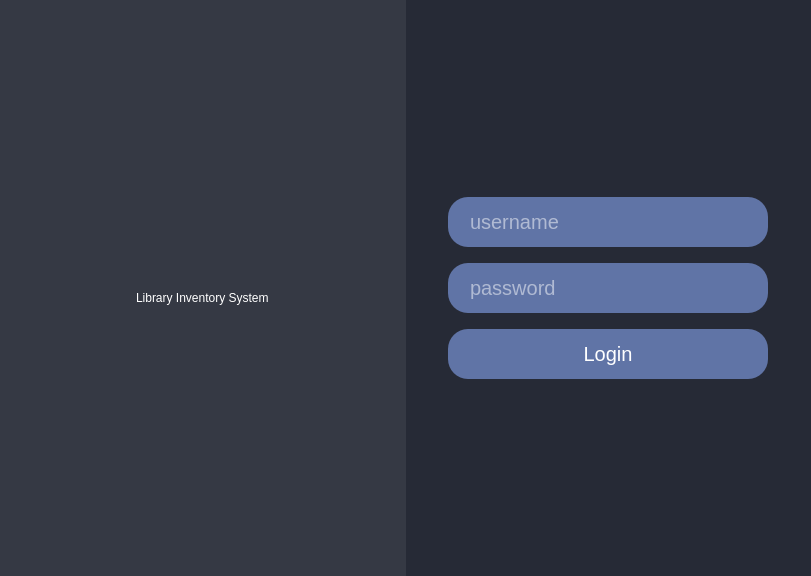
kentoroceo/Library-Inventory-System, file Resources/Login.ui: the form before one commit.
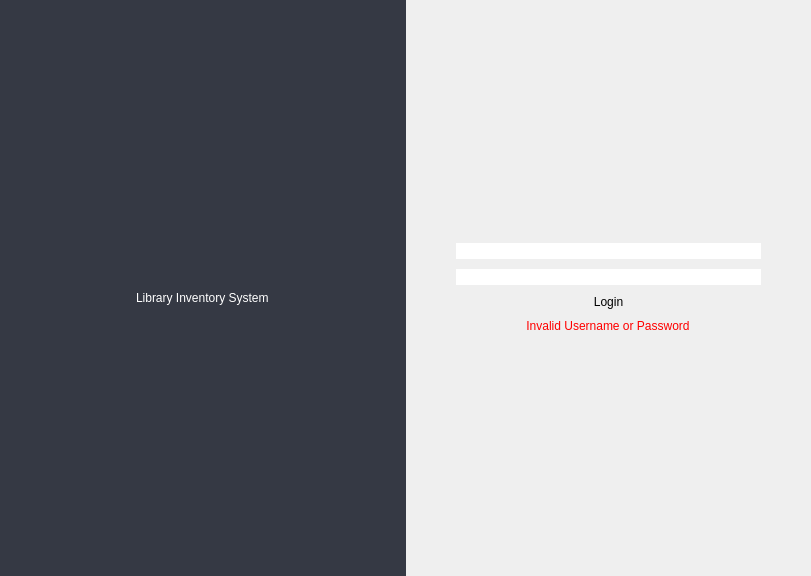
The form after the commit. Icons and pictures are not drawn.

The edit to the form file:
```diff
--- a/Resources/Login.ui
+++ b/Resources/Login.ui
@@ -186,7 +186,7 @@
            </layout>
           </widget>
          </item>
-         <item>
+         <item alignment="Qt::AlignVCenter">
           <widget class="QFrame" name="LoginFrame">
            <property name="sizePolicy">
             <sizepolicy hsizetype="Expanding" vsizetype="Expanding">
@@ -195,76 +195,43 @@
             </sizepolicy>
            </property>
            <property name="styleSheet">
-            <string notr="true">background-color: rgb(38, 42, 54);</string>
+            <string notr="true">QFrame{
+	border-style:none;
+}
+QLineEdit {
+	color: rgb(255, 255, 255);
+}
+</string>
            </property>
            <property name="frameShape">
-            <enum>QFrame::StyledPanel</enum>
+            <enum>QFrame::NoFrame</enum>
            </property>
            <property name="frameShadow">
-            <enum>QFrame::Raised</enum>
+            <enum>QFrame::Plain</enum>
            </property>
-           <layout class="QGridLayout" name="gridLayout_5">
+           <property name="lineWidth">
+            <number>0</number>
+           </property>
+           <layout class="QVBoxLayout" name="verticalLayout_2">
+            <property name="spacing">
+             <number>10</number>
+            </property>
             <property name="leftMargin">
-             <number>0</number>
+             <number>50</number>
             </property>
             <property name="topMargin">
              <number>0</number>
             </property>
             <property name="rightMargin">
-             <number>0</number>
+             <number>50</number>
             </property>
             <property name="bottomMargin">
              <number>0</number>
             </property>
-            <property name="spacing">
-             <number>0</number>
-            </property>
-            <item row="0" column="0">
-             <widget class="QFrame" name="LoginForm">
-              <property name="sizePolicy">
-               <sizepolicy hsizetype="Preferred" vsizetype="Fixed">
-                <horstretch>0</horstretch>
-                <verstretch>0</verstretch>
-               </sizepolicy>
-              </property>
-              <property name="styleSheet">
-               <string notr="true">QLineEdit{
-	background-color:rgb(96, 116, 166);
-	border-color: rgb(96, 116, 166);
-	border-radius:20px;
-	color:white;
-	height: 50px;
-	width: 280px;
-	margin-bottom: 10px;
-	font-size:20px;
-    textMargins: 10px;
-	padding-left: 20px;
-	padding-right:20px;
-}
-
-QPushButton{
-	height: 50px;
-	width: 280px;
-	background-color:rgb(96, 116, 166);
-	color:white;
-	border-color:rgb(96, 116, 166);
-	border-radius:20px;
-	padding-left: 20px;
-	padding-right:20px;
-	font-size:20px;
-}</string>
-              </property>
-              <property name="frameShape">
-               <enum>QFrame::StyledPanel</enum>
-              </property>
-              <property name="frameShadow">
-               <enum>QFrame::Raised</enum>
-              </property>
-              <layout class="QVBoxLayout" name="verticalLayout_3">
-               <item alignment="Qt::AlignHCenter">
+            <item>
                 <widget class="QLineEdit" name="UsernameLineEdit">
                  <property name="sizePolicy">
-                  <sizepolicy hsizetype="Fixed" vsizetype="Fixed">
+               <sizepolicy hsizetype="Preferred" vsizetype="Preferred">
                    <horstretch>0</horstretch>
                    <verstretch>0</verstretch>
                   </sizepolicy>
@@ -272,15 +239,18 @@
                  <property name="styleSheet">
                   <string notr="true"/>
                  </property>
+              <property name="alignment">
+               <set>Qt::AlignCenter</set>
+              </property>
                  <property name="placeholderText">
                   <string>username</string>
                  </property>
                 </widget>
                </item>
-               <item alignment="Qt::AlignHCenter">
+            <item>
                 <widget class="QLineEdit" name="PasswordLineEdit">
                  <property name="sizePolicy">
-                  <sizepolicy hsizetype="Fixed" vsizetype="Fixed">
+               <sizepolicy hsizetype="Preferred" vsizetype="Preferred">
                    <horstretch>0</horstretch>
                    <verstretch>0</verstretch>
                   </sizepolicy>
@@ -288,15 +258,21 @@
                  <property name="styleSheet">
                   <string notr="true"/>
                  </property>
+              <property name="echoMode">
+               <enum>QLineEdit::Password</enum>
+              </property>
+              <property name="alignment">
+               <set>Qt::AlignCenter</set>
+              </property>
                  <property name="placeholderText">
                   <string>password</string>
                  </property>
                 </widget>
                </item>
-               <item alignment="Qt::AlignHCenter">
+            <item alignment="Qt::AlignVCenter">
                 <widget class="QPushButton" name="LoginButton">
                  <property name="sizePolicy">
-                  <sizepolicy hsizetype="Fixed" vsizetype="Fixed">
+               <sizepolicy hsizetype="Preferred" vsizetype="Fixed">
                    <horstretch>0</horstretch>
                    <verstretch>0</verstretch>
                   </sizepolicy>
@@ -315,7 +291,24 @@
                  </property>
                 </widget>
                </item>
-              </layout>
+            <item alignment="Qt::AlignHCenter|Qt::AlignVCenter">
+             <widget class="QLabel" name="label">
+              <property name="sizePolicy">
+               <sizepolicy hsizetype="Preferred" vsizetype="Fixed">
+                <horstretch>0</horstretch>
+                <verstretch>0</verstretch>
+               </sizepolicy>
+              </property>
+              <property name="styleSheet">
+               <string notr="true">color: red;
+</string>
+              </property>
+              <property name="text">
+               <string>Invalid Username or Password</string>
+              </property>
+              <property name="alignment">
+               <set>Qt::AlignCenter</set>
+              </property>
              </widget>
             </item>
            </layout>
```
Left out of the diff: 9 changed lines with no effect on the pictures. Lines whose indentation alone changed are shown as unchanged.
